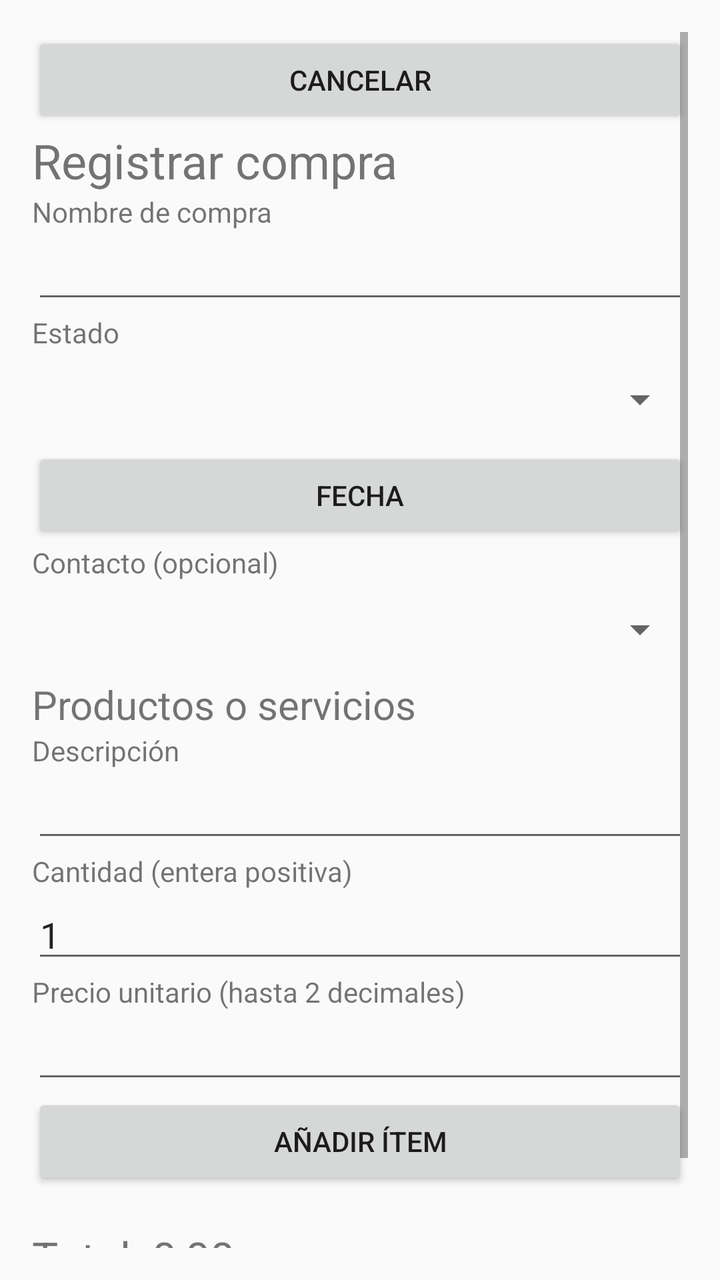
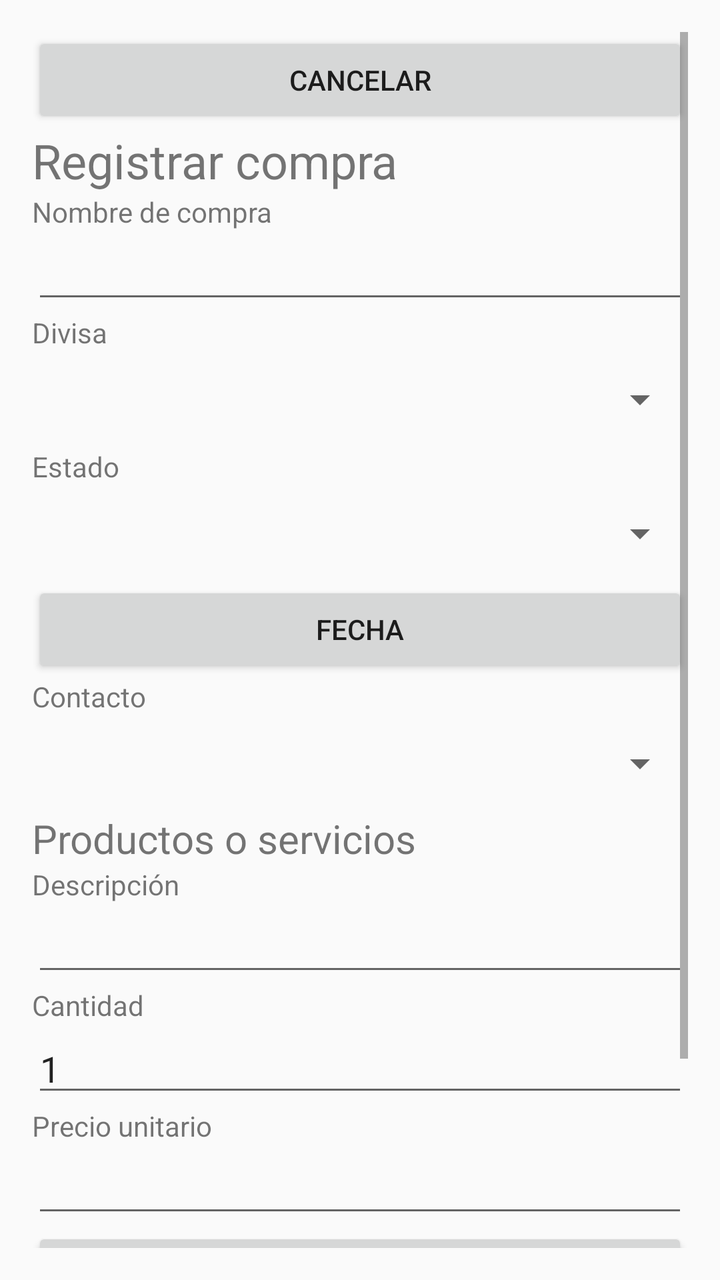

Two renders of the same Android screen: before a commit and after it. Below are the layout's source before the change and the commit's diff.
<!-- AndroidManifest.xml: application theme android:Theme.Material.Light.NoActionBar -->
<!-- res/layout/activity_nueva_compra.xml -->
<?xml version="1.0" encoding="utf-8"?>
<ScrollView xmlns:android="http://schemas.android.com/apk/res/android" android:id="@+id/root" android:layout_width="match_parent" android:layout_height="match_parent" android:fillViewport="true" android:padding="16dp"><LinearLayout android:layout_width="match_parent" android:layout_height="wrap_content" android:orientation="vertical">
<Button android:id="@+id/volver" android:layout_width="match_parent" android:layout_height="wrap_content" android:text="Cancelar" /><TextView android:layout_width="match_parent" android:layout_height="wrap_content" android:text="Registrar compra" android:textSize="24sp" /><TextView android:layout_width="match_parent" android:layout_height="wrap_content" android:text="Nombre de compra" android:labelFor="@+id/nombre_compra" />
<EditText android:id="@id/nombre_compra" android:layout_width="match_parent" android:layout_height="wrap_content" android:inputType="textCapSentences" android:maxLines="1"  /><TextView android:layout_width="match_parent" android:layout_height="wrap_content" android:text="Estado" /><Spinner android:id="@+id/estado_compra" android:layout_width="match_parent" android:layout_height="48dp" /><Button android:id="@+id/fecha_compra" android:layout_width="match_parent" android:layout_height="wrap_content" android:text="Fecha" /><TextView android:layout_width="match_parent" android:layout_height="wrap_content" android:text="Contacto (opcional)" /><Spinner android:id="@+id/contacto_compra" android:layout_width="match_parent" android:layout_height="48dp" /><TextView android:layout_width="match_parent" android:layout_height="wrap_content" android:text="Productos o servicios" android:textSize="20sp" /><TextView android:layout_width="match_parent" android:layout_height="wrap_content" android:text="Descripción" android:labelFor="@+id/item_descripcion" />
<EditText android:id="@id/item_descripcion" android:layout_width="match_parent" android:layout_height="wrap_content" android:inputType="textCapSentences" android:maxLines="1"  /><TextView android:layout_width="match_parent" android:layout_height="wrap_content" android:text="Cantidad (entera positiva)" android:labelFor="@+id/item_cantidad" />
<EditText android:id="@id/item_cantidad" android:layout_width="match_parent" android:layout_height="wrap_content" android:inputType="numberDecimal|numberSigned" android:digits="0123456789.,-" android:maxLines="1" android:text="1" android:selectAllOnFocus="true" /><TextView android:layout_width="match_parent" android:layout_height="wrap_content" android:text="Precio unitario (hasta 2 decimales)" android:labelFor="@+id/item_precio" />
<EditText android:id="@id/item_precio" android:layout_width="match_parent" android:layout_height="wrap_content" android:inputType="numberDecimal|numberSigned" android:maxLines="1" android:digits="0123456789.,-" /><Button android:id="@+id/agregar_item" android:layout_width="match_parent" android:layout_height="wrap_content" android:text="Añadir ítem" /><TextView android:layout_width="match_parent" android:layout_height="wrap_content" android:text="" android:id="@+id/error_compra" /><LinearLayout android:id="@+id/detalles" android:layout_width="match_parent" android:layout_height="wrap_content" android:orientation="vertical" /><TextView android:layout_width="match_parent" android:layout_height="wrap_content" android:text="Total: 0,00" android:id="@+id/compra_total" android:textSize="22sp" /><Button android:id="@+id/guardar_compra" android:layout_width="match_parent" android:layout_height="wrap_content" android:text="Guardar compra" />
</LinearLayout></ScrollView>
<!-- resources referenced by this layout -->
<resources>

</resources>

<!-- the commit's change to res/layout/activity_nueva_compra.xml (unified diff, before → after) -->
@@ -1,8 +1,9 @@
 <?xml version="1.0" encoding="utf-8"?>
 <ScrollView xmlns:android="http://schemas.android.com/apk/res/android" android:id="@+id/root" android:layout_width="match_parent" android:layout_height="match_parent" android:fillViewport="true" android:padding="16dp"><LinearLayout android:layout_width="match_parent" android:layout_height="wrap_content" android:orientation="vertical">
 <Button android:id="@+id/volver" android:layout_width="match_parent" android:layout_height="wrap_content" android:text="Cancelar" /><TextView android:layout_width="match_parent" android:layout_height="wrap_content" android:text="Registrar compra" android:textSize="24sp" /><TextView android:layout_width="match_parent" android:layout_height="wrap_content" android:text="Nombre de compra" android:labelFor="@+id/nombre_compra" />
-<EditText android:id="@id/nombre_compra" android:layout_width="match_parent" android:layout_height="wrap_content" android:inputType="textCapSentences" android:maxLines="1"  /><TextView android:layout_width="match_parent" android:layout_height="wrap_content" android:text="Estado" /><Spinner android:id="@+id/estado_compra" android:layout_width="match_parent" android:layout_height="48dp" /><Button android:id="@+id/fecha_compra" android:layout_width="match_parent" android:layout_height="wrap_content" android:text="Fecha" /><TextView android:layout_width="match_parent" android:layout_height="wrap_content" android:text="Contacto (opcional)" /><Spinner android:id="@+id/contacto_compra" android:layout_width="match_parent" android:layout_height="48dp" /><TextView android:layout_width="match_parent" android:layout_height="wrap_content" android:text="Productos o servicios" android:textSize="20sp" /><TextView android:layout_width="match_parent" android:layout_height="wrap_content" android:text="Descripción" android:labelFor="@+id/item_descripcion" />
-<EditText android:id="@id/item_descripcion" android:layout_width="match_parent" android:layout_height="wrap_content" android:inputType="textCapSentences" android:maxLines="1"  /><TextView android:layout_width="match_parent" android:layout_height="wrap_content" android:text="Cantidad (entera positiva)" android:labelFor="@+id/item_cantidad" />
-<EditText android:id="@id/item_cantidad" android:layout_width="match_parent" android:layout_height="wrap_content" android:inputType="numberDecimal|numberSigned" android:digits="0123456789.,-" android:maxLines="1" android:text="1" android:selectAllOnFocus="true" /><TextView android:layout_width="match_parent" android:layout_height="wrap_content" android:text="Precio unitario (hasta 2 decimales)" android:labelFor="@+id/item_precio" />
+<EditText android:id="@id/nombre_compra" android:layout_width="match_parent" android:layout_height="wrap_content" android:inputType="textCapSentences" android:maxLines="1"  /><TextView android:layout_width="match_parent" android:layout_height="wrap_content" android:text="Divisa" android:labelFor="@+id/divisa" />
+<Spinner android:id="@id/divisa" android:layout_width="match_parent" android:layout_height="48dp" android:contentDescription="Divisa" /><TextView android:layout_width="match_parent" android:layout_height="wrap_content" android:text="Estado" /><Spinner android:id="@+id/estado_compra" android:layout_width="match_parent" android:layout_height="48dp" /><Button android:id="@+id/fecha_compra" android:layout_width="match_parent" android:layout_height="wrap_content" android:text="Fecha" /><TextView android:layout_width="match_parent" android:layout_height="wrap_content" android:text="Contacto" /><Spinner android:id="@+id/contacto_compra" android:layout_width="match_parent" android:layout_height="48dp" /><TextView android:layout_width="match_parent" android:layout_height="wrap_content" android:text="Productos o servicios" android:textSize="20sp" /><TextView android:layout_width="match_parent" android:layout_height="wrap_content" android:text="Descripción" android:labelFor="@+id/item_descripcion" />
+<EditText android:id="@id/item_descripcion" android:layout_width="match_parent" android:layout_height="wrap_content" android:inputType="textCapSentences" android:maxLines="1"  /><TextView android:layout_width="match_parent" android:layout_height="wrap_content" android:text="Cantidad" android:labelFor="@+id/item_cantidad" />
+<EditText android:hint="Ej.: 2" android:id="@id/item_cantidad" android:layout_width="match_parent" android:layout_height="wrap_content" android:inputType="numberDecimal|numberSigned" android:digits="0123456789.,-" android:maxLines="1" android:text="1" android:selectAllOnFocus="true" /><TextView android:layout_width="match_parent" android:layout_height="wrap_content" android:text="Precio unitario" android:labelFor="@+id/item_precio" />
 <EditText android:id="@id/item_precio" android:layout_width="match_parent" android:layout_height="wrap_content" android:inputType="numberDecimal|numberSigned" android:maxLines="1" android:digits="0123456789.,-" /><Button android:id="@+id/agregar_item" android:layout_width="match_parent" android:layout_height="wrap_content" android:text="Añadir ítem" /><TextView android:layout_width="match_parent" android:layout_height="wrap_content" android:text="" android:id="@+id/error_compra" /><LinearLayout android:id="@+id/detalles" android:layout_width="match_parent" android:layout_height="wrap_content" android:orientation="vertical" /><TextView android:layout_width="match_parent" android:layout_height="wrap_content" android:text="Total: 0,00" android:id="@+id/compra_total" android:textSize="22sp" /><Button android:id="@+id/guardar_compra" android:layout_width="match_parent" android:layout_height="wrap_content" android:text="Guardar compra" />
 </LinearLayout></ScrollView>
